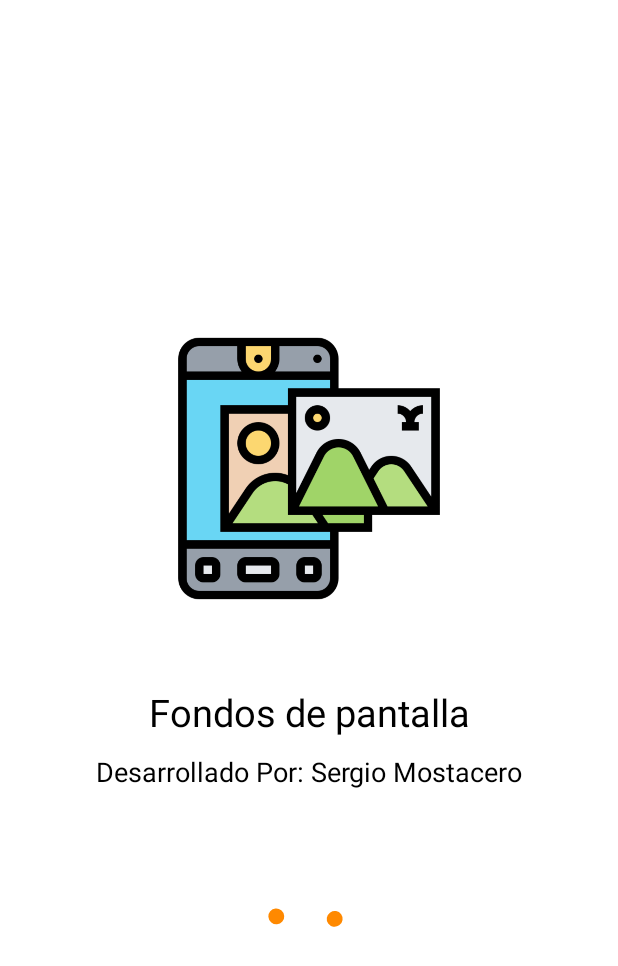
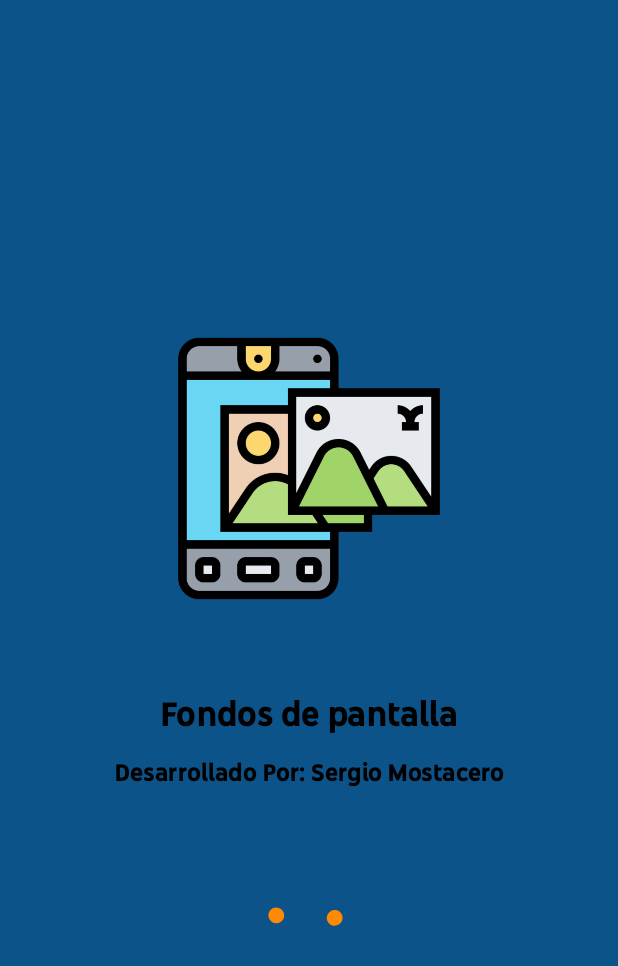
Before and after one commit to sergioluis2803/FondosPantallaApp, an Android app: the Carga screen opened directly, with no data from a screen before it, on a phone screen of 412 x 824 dp. Shown: the top 966 px of the screen. Run offline under Robolectric (Android 15) with nearby library versions, the phone set to English and light mode, and no system bars.

Commit message:
personalizacion de pantalla de carga

```diff
--- a/app/src/main/java/com/serch/fondosdepantalla/Carga.java
+++ b/app/src/main/java/com/serch/fondosdepantalla/Carga.java
@@ -3,15 +3,25 @@ package com.serch.fondosdepantalla;
 import androidx.appcompat.app.AppCompatActivity;
 
 import android.content.Intent;
+import android.graphics.Typeface;
 import android.os.Bundle;
 import android.os.Handler;
+import android.widget.TextView;
 
 public class Carga extends AppCompatActivity {
+
+    TextView app_name, desarrollador;
 
     @Override
     protected void onCreate(Bundle savedInstanceState) {
         super.onCreate(savedInstanceState);
         setContentView(R.layout.carga);
+
+        String ubicacion = "fuentes/sans_negrita.ttf";
+        Typeface tf = Typeface.createFromAsset(Carga.this.getAssets(), ubicacion);
+
+        app_name = findViewById(R.id.app_name);
+        desarrollador = findViewById(R.id.desarrollador);
 
         final int DURACION = 3000;
 
@@ -20,5 +30,8 @@ public class Carga extends AppCompatActivity {
             startActivity(intent);
             finish();
         }, DURACION);
+
+        app_name.setTypeface(tf);
+        desarrollador.setTypeface(tf);
     }
 }
--- a/app/src/main/res/layout/carga.xml
+++ b/app/src/main/res/layout/carga.xml
@@ -4,7 +4,7 @@
     xmlns:tools="http://schemas.android.com/tools"
     android:layout_width="match_parent"
     android:layout_height="match_parent"
-    android:background="@color/white"
+    android:background="@color/background_carga"
     tools:context=".Carga">
 
     <androidx.appcompat.widget.LinearLayoutCompat
--- a/app/src/main/res/values/colors.xml
+++ b/app/src/main/res/values/colors.xml
@@ -2,4 +2,7 @@
 <resources>
     <color name="black">#FF000000</color>
     <color name="white">#FFFFFFFF</color>
+
+    <color name="background_carga">#0C538A</color>
+
 </resources>
--- a/build.gradle
+++ b/build.gradle
@@ -1,4 +1,5 @@
 // Top-level build file where you can add configuration options common to all sub-projects/modules.
 plugins {
-id 'com.android.application' version '8.2.2' apply false
+    id 'com.android.application' version '8.2.2' apply false
+    id 'com.google.gms.google-services' version '4.4.1' apply false
 }
```
Also changed, not shown: app/build.gradle (+7 -2 lines), app/src/main/res/navigation/nav_graph.xml (deleted, +0 -28 lines), app/src/main/res/values/strings.xml (+0 -43 lines), app/src/main/assets/fuentes/sans_ligera.ttf (added), app/src/main/assets/fuentes/sans_medio.ttf (added), app/src/main/assets/fuentes/sans_negrita.ttf (added), 1 other file.
